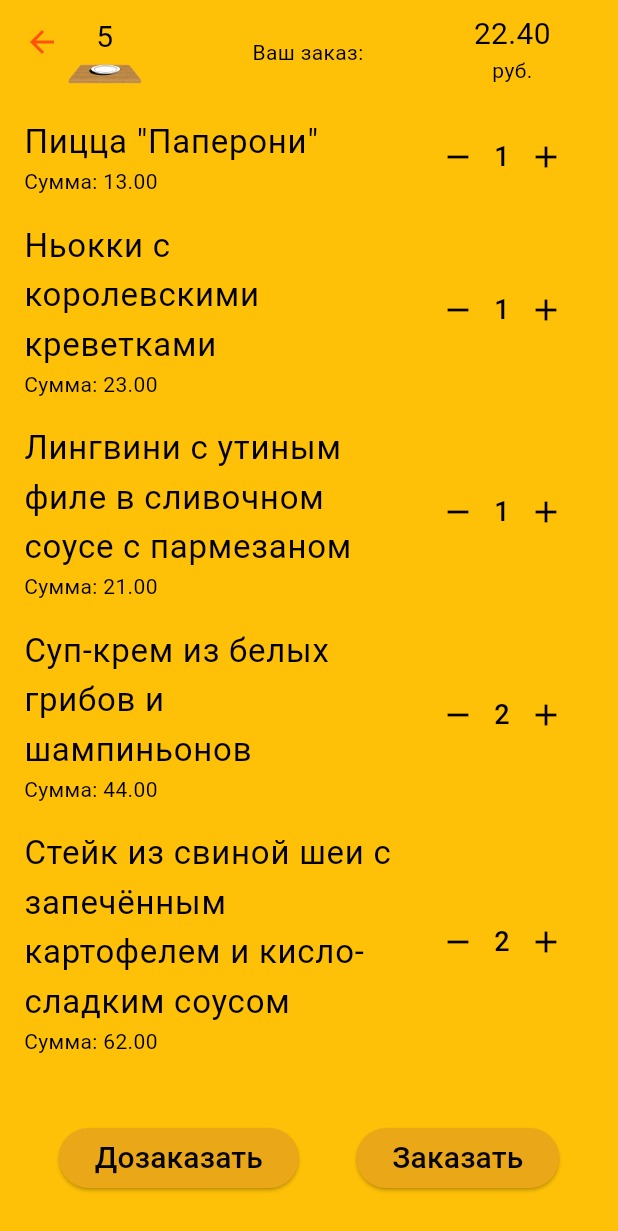
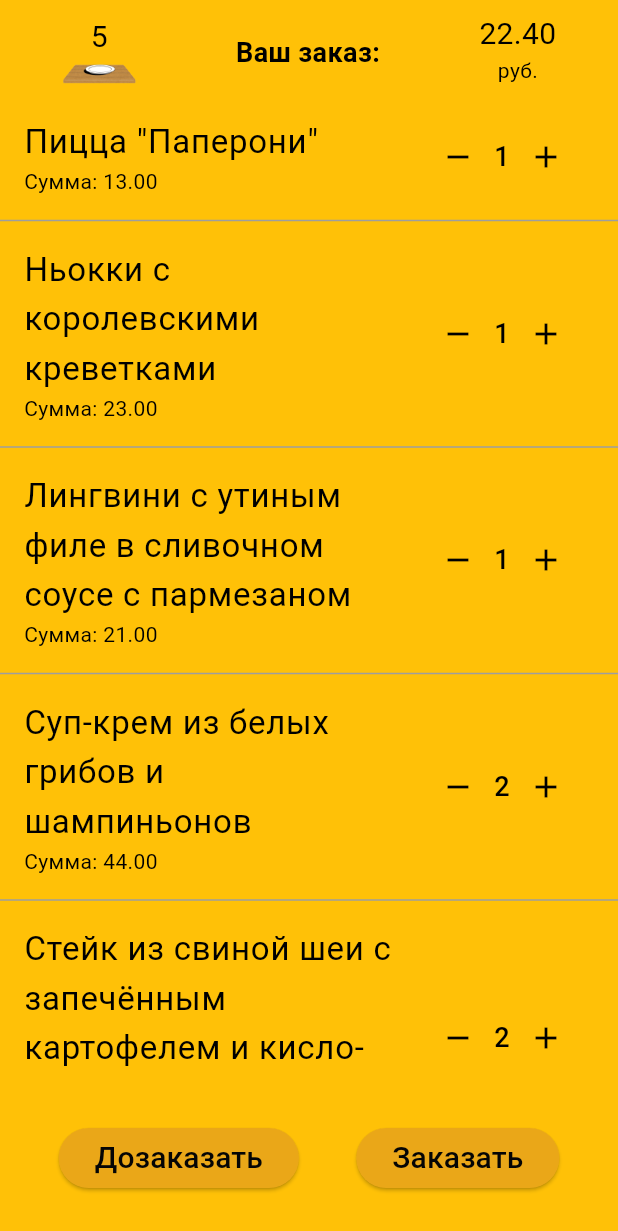
Before and after one commit to Urs-by/garson, a Flutter app: the FinalOrder screen opened directly, on a phone screen of 412 x 824 dp. Shown: the top 1231 px of the screen. Run offline on Flutter 3.47's test engine with Material 3 defaults, Android fonts, the phone set to English and light mode, and no system bars; our stand-ins replace circular_countdown_timer.

```diff
--- a/lib/pages/final_order.dart
+++ b/lib/pages/final_order.dart
@@ -15,7 +15,7 @@ class FinalOrder extends StatelessWidget {
       appBar: PreferredSize(
         preferredSize: const Size.fromHeight(70.0),
         child: AppBar(
-          automaticallyImplyLeading: true,
+          automaticallyImplyLeading: false,
           flexibleSpace: SafeArea(
             child: Padding(
               padding: const EdgeInsets.all(8.0),
@@ -35,7 +35,7 @@ class FinalOrder extends StatelessWidget {
                       ],
                     ),
                   ),
-                  const Text(yourOrder),
+                  const Text(yourOrder, style: TextStyle(fontSize: 18, fontWeight: FontWeight.bold),),
                   const SizedBox(
                     child: Column(
                       // mainAxisAlignment: MainAxisAlignment.spaceEvenly,
@@ -136,9 +136,13 @@ class _DishListState extends State<DishList> {
       itemCount: _dishes.length,
       itemBuilder: (context, index) {
         double totalPrice = _dishes[index]['quantity'] * _dishes[index]['price'];
-        return ListTile(
-          title: Text(_dishes[index]['name'],
-            style: const TextStyle(fontSize: 22), ),
+        return Column(
+          children: [
+            ListTile(
+              title: Text(
+                _dishes[index]['name'],
+                style: const TextStyle(fontSize: 22),
+              ),
               subtitle: Text('Сумма: ${totalPrice.toStringAsFixed(2)}'),
               trailing: Row(
                 mainAxisSize: MainAxisSize.min,
@@ -149,7 +153,7 @@ class _DishListState extends State<DishList> {
                   ),
                   Text(
                     _dishes[index]['quantity'].toString(),
-                style: const TextStyle(fontSize: 18), // Уменьшаем размер шрифта
+                    style: const TextStyle(fontSize: 18),
                   ),
                   IconButton(
                     icon: const Icon(Icons.add),
@@ -157,6 +161,12 @@ class _DishListState extends State<DishList> {
                   ),
                 ],
               ),
+            ),
+            const Divider( // Разделитель между элементами списка
+              color: Colors.grey,
+              thickness: 1, // Толщина разделителя
+            ),
+          ],
         );
       },
     );
```
Also changed, not shown: lib/pages/order_page.dart (+33 -7 lines). Lines whose indentation alone changed are shown as unchanged.
